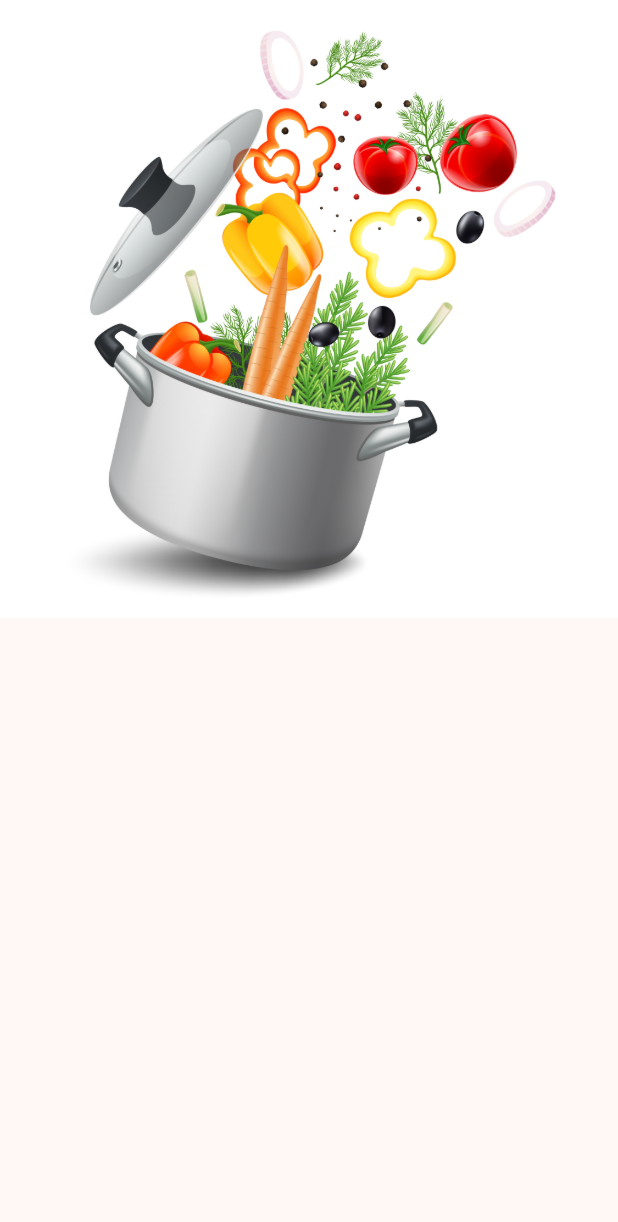
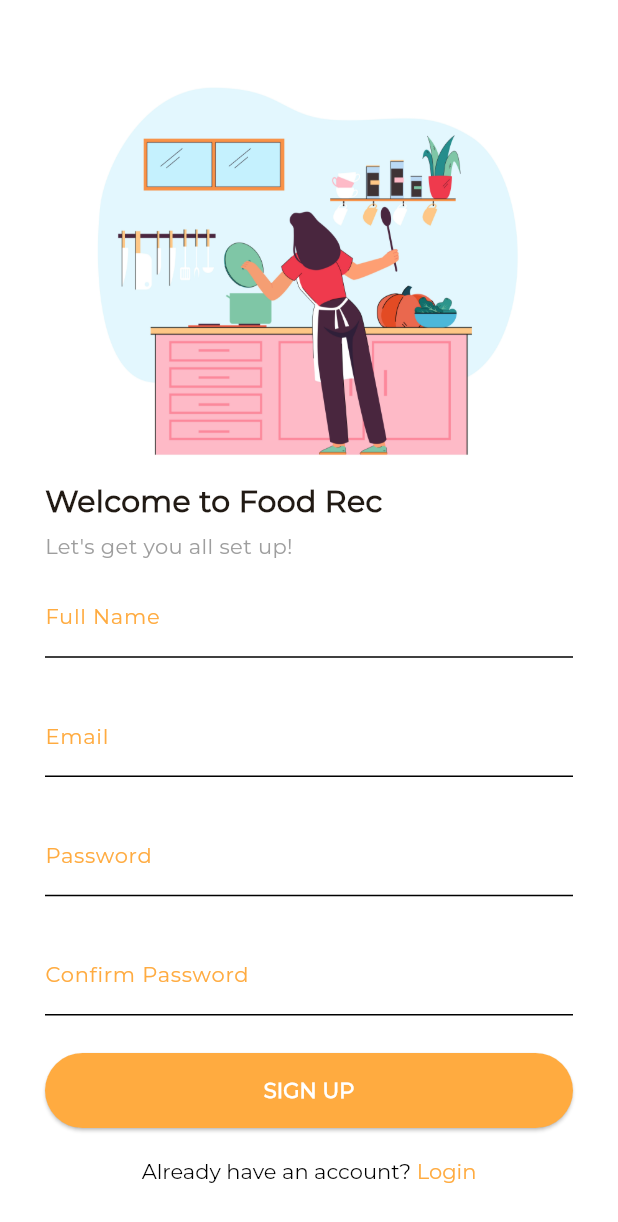
Before and after one commit to EyosiasG/Food-Recipe-App, a Flutter app: the SignUp screen opened directly, on a phone screen of 412 x 824 dp. Shown: the top 1222 px of the screen. Run offline on Flutter 3.47's test engine with Material 2 defaults, Android fonts, the light colour scheme and no system bars.

Commit message:
Added SignUp page

```diff
--- a/lib/views/sign_up_page.dart
+++ b/lib/views/sign_up_page.dart
@@ -1,4 +1,8 @@
+import 'package:flutter/gestures.dart';
 import 'package:flutter/material.dart';
+import 'package:foodrecipe/widgets/textbox.dart';
+
+import 'home_screen.dart';
 
 class SignUp extends StatefulWidget {
   const SignUp({super.key});
@@ -8,17 +12,102 @@ class SignUp extends StatefulWidget {
 }
 
 class _SignUpState extends State<SignUp> {
+  TextEditingController fullNameTextEditingController = TextEditingController();
+  TextEditingController emailTextEditingController = TextEditingController();
+  TextEditingController passwordTextEditingController = TextEditingController();
+  TextEditingController confirmPasswordTextEditingController = TextEditingController();
+
+
+
   @override
   Widget build(BuildContext context) {
     return Scaffold(
-      body: SingleChildScrollView(
-        child: Column(
-          children: [
-            Image.asset('images/splashscreen.jpg'),
-            const SizedBox(height: 10,),
+      backgroundColor: Colors.white,
+      body: Padding(
+        padding: const EdgeInsets.all(30.0),
+        child: SingleChildScrollView(
 
-          ],
-        )
+          child: Column(
+            mainAxisAlignment: MainAxisAlignment.start,
+            crossAxisAlignment: CrossAxisAlignment.start,
+            children: [
+              const SizedBox(height: 25,),
+              Center(
+                child: SizedBox(
+                  height: 250,
+                  child: Image.asset('images/sign-up.jpg'),
+                ),
+              ),
+              const SizedBox(height: 15),
+              const Text(
+                "Welcome to Food Rec",
+                style: TextStyle(
+                  fontSize: 20,
+                  fontWeight: FontWeight.bold,
+                ),
+              ),
+              const SizedBox(height: 5),
+              const Text(
+                "Let's get you all set up!",
+                style: TextStyle(
+                  color: Colors.grey,
+                ),
+                textAlign: TextAlign.start,
+              ),
+              const SizedBox(height: 10,),
+              MyTextBox(controller: fullNameTextEditingController, hintText: 'Full Name', icon: Icons.drive_file_rename_outline),
+              const SizedBox(height: 25,),
+              MyTextBox(controller: emailTextEditingController, hintText: 'Email', icon: Icons.drive_file_rename_outline),
+              const SizedBox(height: 25,),
+              MyTextBox(controller: passwordTextEditingController, hintText: 'Password', icon: Icons.drive_file_rename_outline),
+              const SizedBox(height: 25,),
+              MyTextBox(controller: confirmPasswordTextEditingController, hintText: 'Confirm Password', icon: Icons.drive_file_rename_outline),
+              const SizedBox(height: 25,),
+              SizedBox(
+                width: double.infinity,
+                height: 50,
+                child: ElevatedButton(onPressed: (){},
+                  style: ElevatedButton.styleFrom(
+                    backgroundColor: Colors.orangeAccent
+                  ),
+                  child: const Text("SIGN UP",
+                    style: TextStyle(
+                      color: Colors.white,
+                      fontSize: 14,
+                      fontWeight: FontWeight.bold
+                    ),
+                  ),
+                ),
+              ),
+              const SizedBox(height: 20,),
+              Center(
+                child: RichText(
+                    text: TextSpan(children: <TextSpan>[
+                      const TextSpan(
+                          text: "Already have an account? ",
+                          style: TextStyle(
+                              fontSize: 14.0,
+                              fontWeight: FontWeight.w300,
+                              fontFamily: 'Montserrat',
+                            color: Colors.black
+                           )),
+                      TextSpan(
+                          text: "Login",
+                          recognizer: TapGestureRecognizer()
+                            ..onTap = () => Navigator.push(
+                                context,
+                                MaterialPageRoute(
+                                    builder: (c) => const Home())),
+                          style: const TextStyle(
+                              fontSize: 14.0,
+                              fontWeight: FontWeight.w500,
+                              fontFamily: 'Montserrat',
+                              color: Colors.orangeAccent)),
+                    ])),
+              ),
+            ],
+          )
+        ),
       )
     );
   }
--- a/lib/views/splash_screen.dart
+++ b/lib/views/splash_screen.dart
@@ -2,6 +2,7 @@ import 'dart:async';
 
 import 'package:flutter/material.dart';
 import 'package:foodrecipe/views/home_screen.dart';
+import 'package:foodrecipe/views/sign_up_page.dart';
 
 class MySplashScreen extends StatefulWidget {
   const MySplashScreen({super.key});
@@ -14,7 +15,7 @@ class _MySplashScreenState extends State<MySplashScreen> {
 
   startTimer(){
     Timer(const Duration(seconds: 3) ,()async{
-      Navigator.push(context, MaterialPageRoute(builder: (c)=> const Home()));
+      Navigator.push(context, MaterialPageRoute(builder: (c)=> const SignUp()));
     });
 
   }
--- /dev/null
+++ b/lib/widgets/textbox.dart
@@ -0,0 +1,33 @@
+import 'package:flutter/material.dart';
+
+class MyTextBox extends StatelessWidget {
+  final TextEditingController controller;
+  final String hintText;
+  final IconData icon;
+
+  const MyTextBox({
+    required this.controller,
+    required this.hintText,
+    required this.icon,
+  });
+
+  @override
+  Widget build(BuildContext context) {
+    return TextField(
+      controller: controller,
+      decoration: InputDecoration(
+        labelText: hintText,
+        labelStyle: const TextStyle(
+          color: Colors.orangeAccent,
+          fontSize: 14
+        ),
+        enabledBorder: const UnderlineInputBorder(
+          borderSide: BorderSide(),
+        ),
+        focusedBorder: const UnderlineInputBorder(
+          borderSide: BorderSide(),
+        ),
+      ),
+    );
+  }
+}
```
Also changed, not shown: images/sign-up.jpg.
